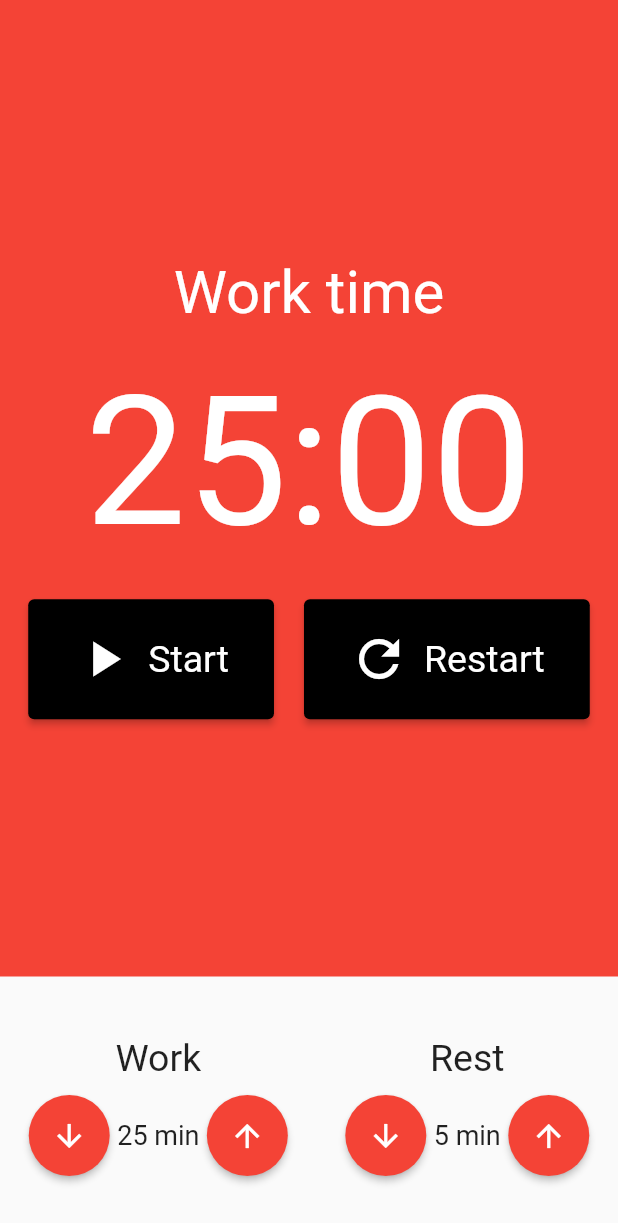
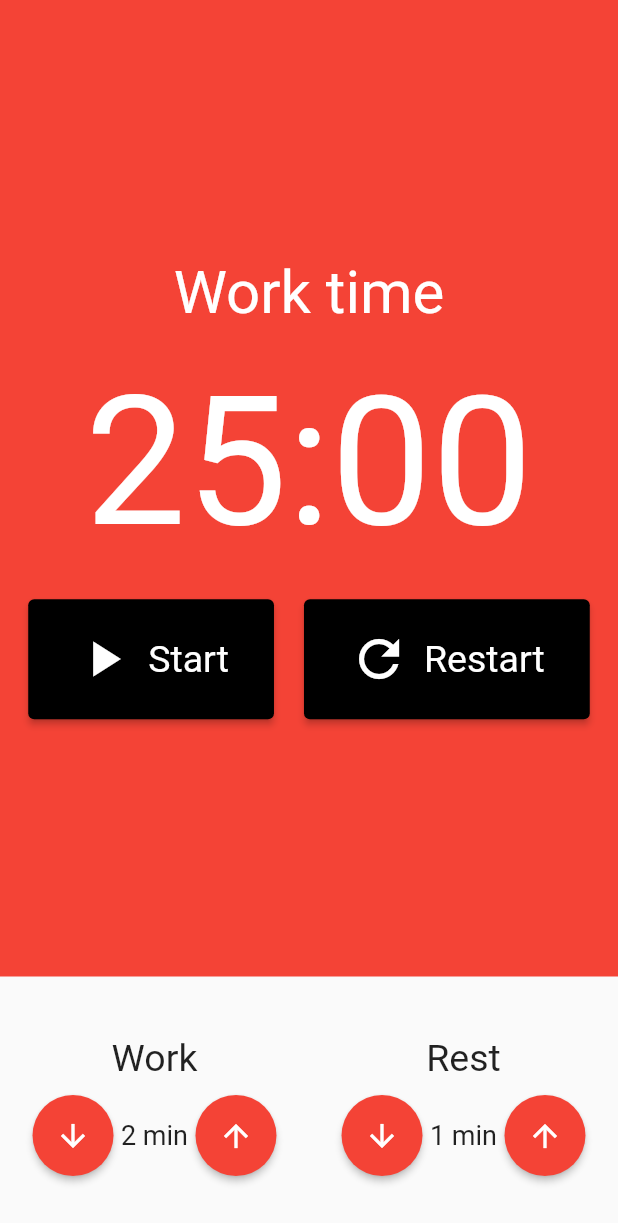
Before and after one commit to fsmaiorano/flutter_pomodoro, a Flutter app: the screen it shows after launch, on a phone screen of 412 x 824 dp. Shown: the top 1223 px of the screen. Run offline on Flutter 3.47's test engine with Material 2 defaults, Android fonts, the phone set to English and light mode, and no system bars; our stand-ins replace mobx; generated files the repository leaves out were written again.

Commit message:
implement pomodoro store

```diff
--- a/lib/components/stop_watch.component.dart
+++ b/lib/components/stop_watch.component.dart
@@ -1,5 +1,8 @@
 import 'package:flutter/material.dart';
-import 'package:flutter_pomodoro/components/stop_watch_button.dart';
+import 'package:provider/provider.dart';
+
+import '../store/pomodoro.store.dart';
+import 'stop_watch_button.dart';
 
 class StopWatch extends StatelessWidget {
   const StopWatch({Key? key}) : super(key: key);
--- a/lib/main.dart
+++ b/lib/main.dart
@@ -1,5 +1,9 @@
 import 'package:flutter/material.dart';
 import 'package:flutter_pomodoro/pages/pomodoro.page.dart';
+import 'package:flutter_pomodoro/store/counter.store.dart';
+import 'package:provider/provider.dart';
+
+import 'store/pomodoro.store.dart';
 
 void main() {
   runApp(const App());
@@ -10,12 +14,22 @@ class App extends StatelessWidget {
 
   @override
   Widget build(BuildContext context) {
-    return MaterialApp(
-      title: 'Pomodoro',
-      theme: ThemeData(
-        primarySwatch: Colors.blue,
+    return MultiProvider(
+      providers: [
+        Provider<CounterStore>(
+          create: (_) => CounterStore(),
+        ),
+        Provider<PomodoroStore>(
+          create: (_) => PomodoroStore(),
+        ),
+      ],
+      child: MaterialApp(
+        title: 'Pomodoro',
+        theme: ThemeData(
+          primarySwatch: Colors.blue,
+        ),
+        home: const PomodoroPage(),
       ),
-      home: const PomodoroPage(),
     );
   }
 }
--- a/lib/pages/pomodoro.page.dart
+++ b/lib/pages/pomodoro.page.dart
@@ -1,12 +1,17 @@
 import 'package:flutter/material.dart';
 import 'package:flutter_pomodoro/components/input_time.component.dart';
 import 'package:flutter_pomodoro/components/stop_watch.component.dart';
+import 'package:provider/provider.dart';
+
+import '../store/pomodoro.store.dart';
 
 class PomodoroPage extends StatelessWidget {
   const PomodoroPage({Key? key}) : super(key: key);
 
   @override
   Widget build(BuildContext context) {
+    final store = Provider.of<PomodoroStore>(context);
+
     return Scaffold(
       body: Column(
         crossAxisAlignment: CrossAxisAlignment.stretch,
@@ -16,9 +21,9 @@ class PomodoroPage extends StatelessWidget {
             padding: const EdgeInsets.symmetric(vertical: 40),
             child: Row(
               mainAxisAlignment: MainAxisAlignment.spaceAround,
-              children: const [
-                InputTime(title: 'Work', value: 25),
-                InputTime(title: 'Rest', value: 5)
+              children: [
+                InputTime(title: 'Work', value: store.timeWork),
+                InputTime(title: 'Rest', value: store.timeRest),
               ],
             ),
           )
```
Also changed, not shown: lib/store/pomodoro.store.dart (added, +34 -0 lines), lib/store/pomodoro.store.g.dart (added), 1 other file.
